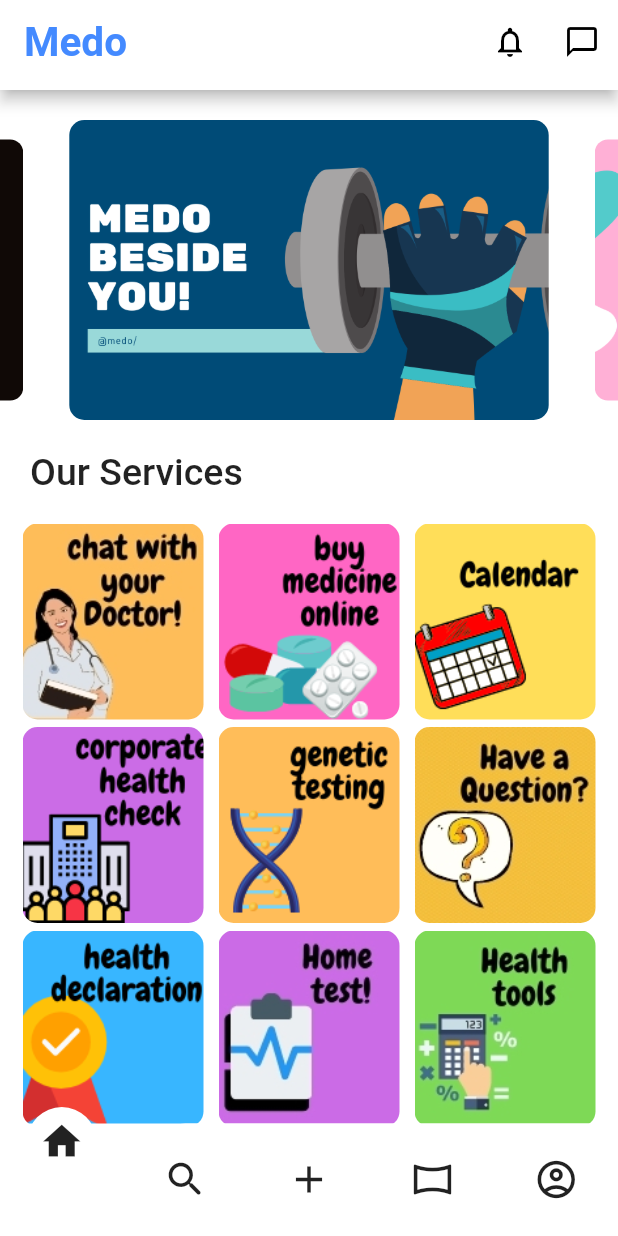
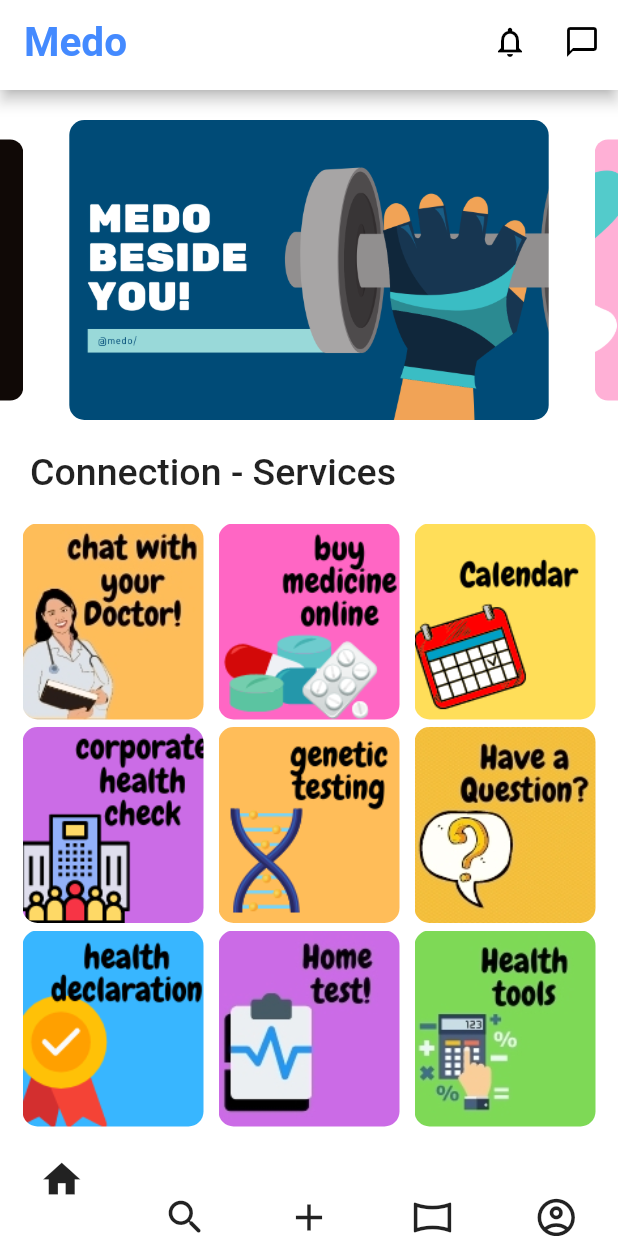
Before and after one commit to tvminh19/MeDo, a Flutter app: the screen it shows after launch, on a phone screen of 412 x 824 dp. Run offline on Flutter 3.47's test engine with Material 2 defaults, Android fonts, the light colour scheme and no system bars; drawn by our look-alikes of carousel_slider, curved_navigation_bar; our stand-ins replace animated_theme_switcher, webview_flutter; missing offline and left inert: web_scraper.

```diff
--- a/lib/home/home.dart
+++ b/lib/home/home.dart
@@ -23,7 +23,7 @@
         Container(
           margin: const EdgeInsets.only(left: 20),
           child: const Text(
-            'Our Services',
+            'Connection - Services',
             style: TextStyle(
               fontSize: 25,
               fontWeight: FontWeight.w500,
--- a/lib/main.dart
+++ b/lib/main.dart
@@ -65,6 +65,7 @@
         body: Container(child: _showPage),
         backgroundColor: Colors.white,
         bottomNavigationBar: CurvedNavigationBar(
+          height: 50,
           items: const <Widget>[
             Icon(Icons.home, size: 30),
             Icon(Icons.search_rounded, size: 30),
--- a/lib/news/components/web_news_view.dart
+++ b/lib/news/components/web_news_view.dart
@@ -23,11 +23,11 @@
           mainAxisAlignment: MainAxisAlignment.center,
           children: const <Widget>[
             Text(
-              "Medo",
+              "Me",
               style: TextStyle(color: Colors.blue, fontWeight: FontWeight.w600),
             ),
             Text(
-              "News",
+              "do",
               style:
                   TextStyle(color: Colors.black87, fontWeight: FontWeight.w600),
             ),
```
Also changed, not shown: lib/home/components/ad2.dart (+10 -3 lines).
